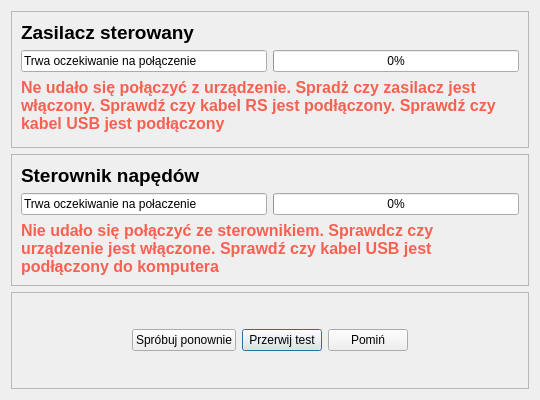
Old version of the form CzujkiLinioweApp/oczekiwanienaurzadzenia.ui in the repository wiacekmarcin/CzujkiLiniowe.
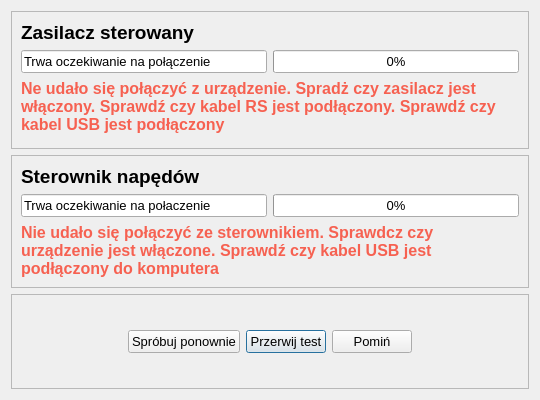
New version of the form.

Patch:
```diff
--- a/CzujkiLinioweApp/oczekiwanienaurzadzenia.ui
+++ b/CzujkiLinioweApp/oczekiwanienaurzadzenia.ui
@@ -25,6 +25,12 @@
     <height>510</height>
    </size>
   </property>
+  <property name="font">
+   <font>
+    <family>Arial</family>
+    <pointsize>10</pointsize>
+   </font>
+  </property>
   <property name="windowTitle">
    <string>Czujki Liniowe - oczekiwanie na połączenie z sterownikiem</string>
   </property>
@@ -117,8 +123,8 @@
        <widget class="QLabel" name="label_2">
         <property name="font">
          <font>
+          <family>Arial</family>
           <pointsize>14</pointsize>
-          <weight>75</weight>
           <bold>true</bold>
          </font>
         </property>
```
Left out of the diff: 2 changed lines with no effect on the pictures.
